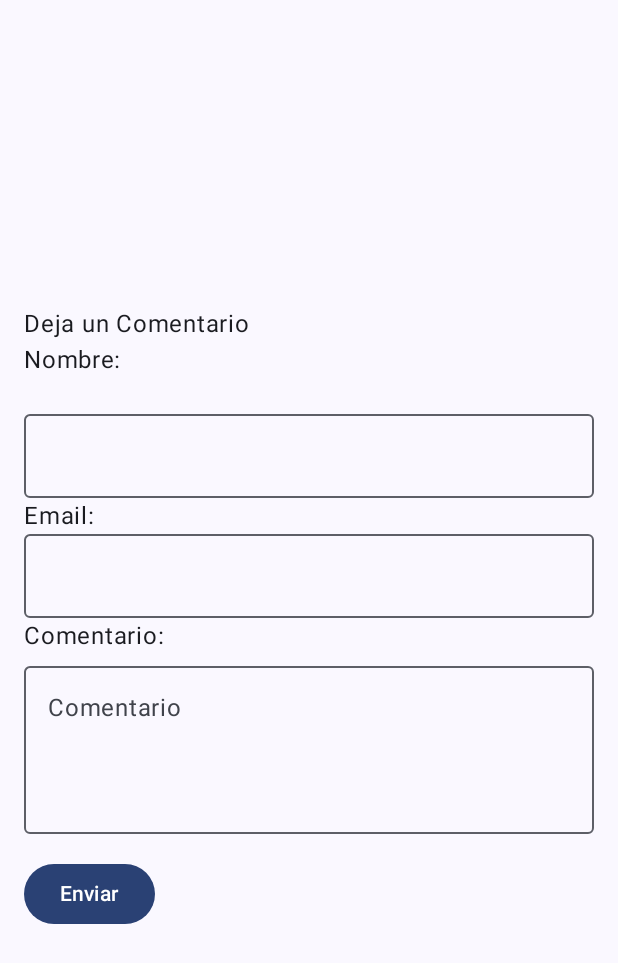
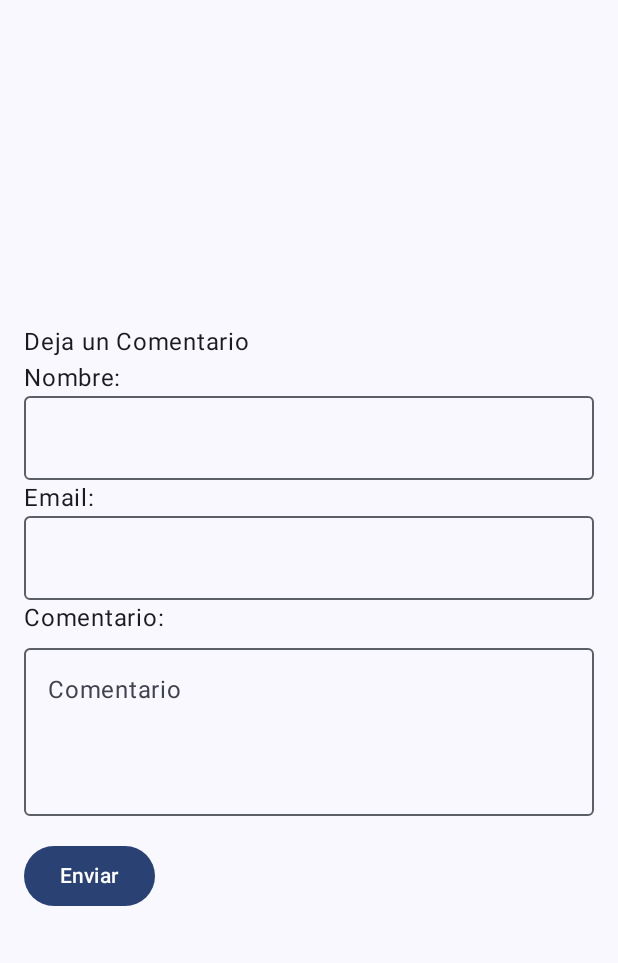
Before and after one commit to LuisGM875/Programacion_Para_Moviles, an Android app built with Jetpack Compose: the screen it shows after launch (MainActivity), on a phone screen of 412 x 824 dp. Shown: the top 963 px of the screen. Run offline under Robolectric (Android 15) with nearby library versions, the phone set to English and light mode, and no system bars.

Commit message:
fix: Remove unnecessary whitespace in Greeting function

```diff
--- a/app/src/main/java/com/example/programacion_para_moviles/MainActivity.kt
+++ b/app/src/main/java/com/example/programacion_para_moviles/MainActivity.kt
@@ -51,7 +51,6 @@ fun Greeting(name: String, modifier: Modifier = Modifier) {
     ) {
         Text(text = "Deja un Comentario")
         Text(text = "Nombre:")
-        Text(text= " ")
         OutlinedTextField(
             value = "",
             onValueChange = {  },
```
